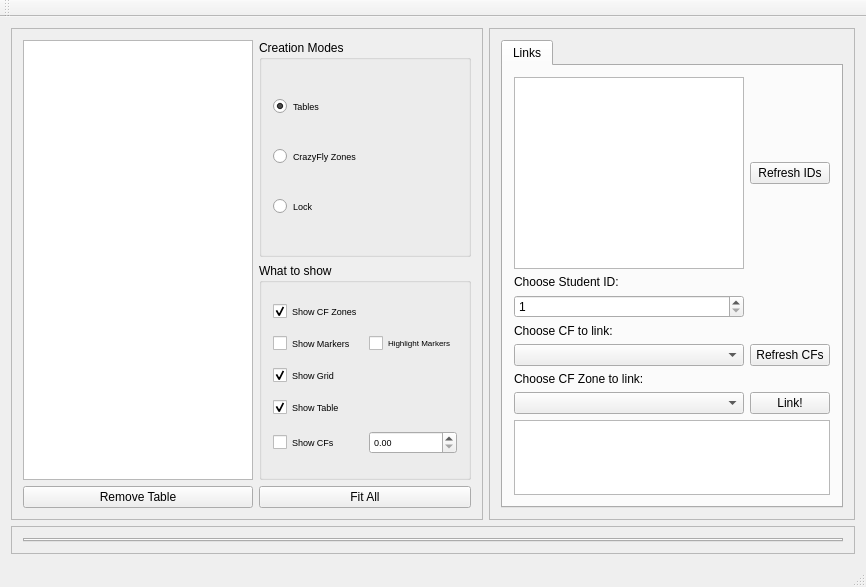
Before: the Qt Designer form pps_ws/src/d_fall_pps/GUI_Qt/CrazyFlyGUI/src/mainguiwindow.ui in alexdidier/rampc-quadrotor, drawn with Qt 5.
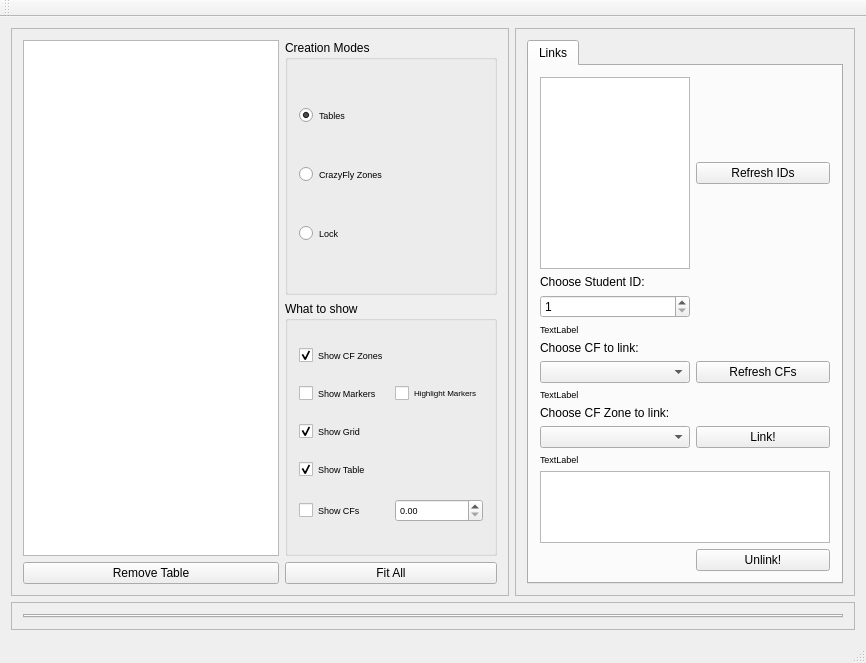
After: the same form once the commit is applied. Custom widgets are drawn as their Qt base class.

Commit message: added exceptions, link process is apparently already done. Next: unlink process

What changed in the file:
```diff
--- a/pps_ws/src/d_fall_pps/GUI_Qt/CrazyFlyGUI/src/mainguiwindow.ui
+++ b/pps_ws/src/d_fall_pps/GUI_Qt/CrazyFlyGUI/src/mainguiwindow.ui
@@ -241,6 +241,12 @@
         <verstretch>0</verstretch>
        </sizepolicy>
       </property>
+      <property name="maximumSize">
+       <size>
+        <width>350</width>
+        <height>16777215</height>
+       </size>
+      </property>
       <property name="frameShape">
        <enum>QFrame::StyledPanel</enum>
       </property>
@@ -285,6 +291,12 @@
                <verstretch>0</verstretch>
               </sizepolicy>
              </property>
+             <property name="maximumSize">
+              <size>
+               <width>150</width>
+               <height>16777215</height>
+              </size>
+             </property>
             </widget>
            </item>
            <item row="3" column="1">
@@ -294,30 +306,41 @@
              </property>
             </widget>
            </item>
-           <item row="7" column="1">
+           <item row="8" column="1">
             <widget class="QComboBox" name="comboBoxCFs"/>
            </item>
-           <item row="9" column="1">
+           <item row="13" column="1">
             <widget class="QComboBox" name="comboBoxCFZones"/>
            </item>
-           <item row="5" column="1">
+           <item row="6" column="1">
             <widget class="QLabel" name="label_2">
              <property name="text">
               <string>Choose CF to link:</string>
              </property>
             </widget>
            </item>
-           <item row="8" column="1">
+           <item row="12" column="1">
             <widget class="QLabel" name="label_3">
              <property name="text">
               <string>Choose CF Zone to link:</string>
              </property>
             </widget>
            </item>
-           <item row="7" column="2">
-            <widget class="QPushButton" name="refresh_cfs_button">
+           <item row="14" column="1" colspan="2">
+            <widget class="QLabel" name="err_message_cf_zone">
+             <property name="sizePolicy">
+              <sizepolicy hsizetype="Preferred" vsizetype="Preferred">
+               <horstretch>0</horstretch>
+               <verstretch>0</verstretch>
+              </sizepolicy>
+             </property>
+             <property name="font">
+              <font>
+               <pointsize>7</pointsize>
+              </font>
+             </property>
              <property name="text">
-              <string>Refresh CFs</string>
+              <string>TextLabel</string>
              </property>
             </widget>
            </item>
@@ -328,21 +351,20 @@
              </property>
             </widget>
            </item>
-           <item row="9" column="2">
-            <widget class="QPushButton" name="link_button">
-             <property name="text">
-              <string>Link!</string>
-             </property>
-            </widget>
-           </item>
-           <item row="10" column="1" colspan="2">
+           <item row="16" column="1" colspan="2">
             <widget class="QTableWidget" name="table_links">
              <property name="minimumSize">
               <size>
-               <width>273</width>
+               <width>0</width>
                <height>0</height>
               </size>
              </property>
+             <property name="maximumSize">
+              <size>
+               <width>300</width>
+               <height>16777215</height>
+              </size>
+             </property>
              <property name="wordWrap">
               <bool>true</bool>
              </property>
@@ -353,10 +375,67 @@
               <number>0</number>
              </property>
              <attribute name="horizontalHeaderVisible">
-              <bool>true</bool>
+              <bool>false</bool>
              </attribute>
             </widget>
            </item>
+           <item row="5" column="1" colspan="2">
+            <widget class="QLabel" name="err_message_student_id">
+             <property name="sizePolicy">
+              <sizepolicy hsizetype="Preferred" vsizetype="Preferred">
+               <horstretch>0</horstretch>
+               <verstretch>0</verstretch>
+              </sizepolicy>
+             </property>
+             <property name="font">
+              <font>
+               <pointsize>7</pointsize>
+              </font>
+             </property>
+             <property name="text">
+              <string>TextLabel</string>
+             </property>
+            </widget>
+           </item>
+           <item row="8" column="2">
+            <widget class="QPushButton" name="refresh_cfs_button">
+             <property name="text">
+              <string>Refresh CFs</string>
+             </property>
+            </widget>
+           </item>
+           <item row="13" column="2">
+            <widget class="QPushButton" name="link_button">
+             <property name="text">
+              <string>Link!</string>
+             </property>
+            </widget>
+           </item>
+           <item row="11" column="1" colspan="2">
+            <widget class="QLabel" name="err_message_cf">
+             <property name="sizePolicy">
+              <sizepolicy hsizetype="Preferred" vsizetype="Preferred">
+               <horstretch>0</horstretch>
+               <verstretch>0</verstretch>
+              </sizepolicy>
+             </property>
+             <property name="font">
+              <font>
+               <pointsize>7</pointsize>
+              </font>
+             </property>
+             <property name="text">
+              <string>TextLabel</string>
+             </property>
+            </widget>
+           </item>
+           <item row="17" column="2">
+            <widget class="QPushButton" name="unlink_button">
+             <property name="text">
+              <string>Unlink!</string>
+             </property>
+            </widget>
+           </item>
           </layout>
          </widget>
         </widget>
```
The commit also changes 4 other files.
